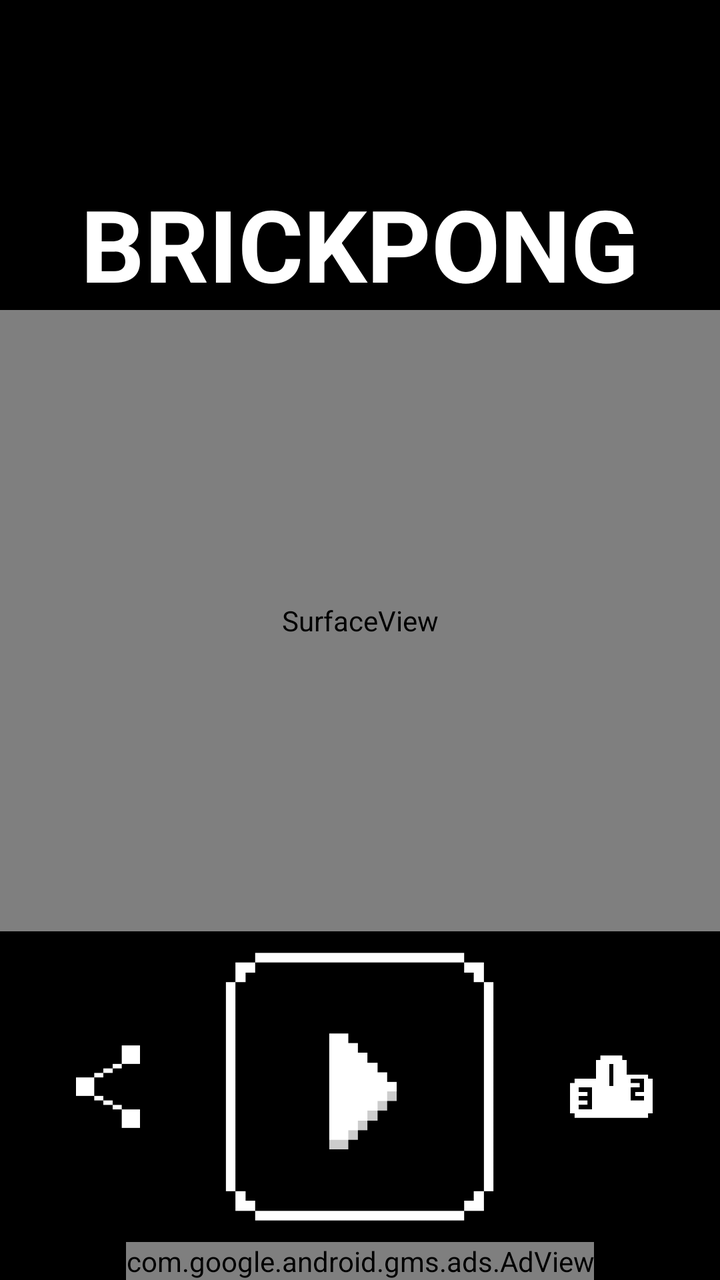
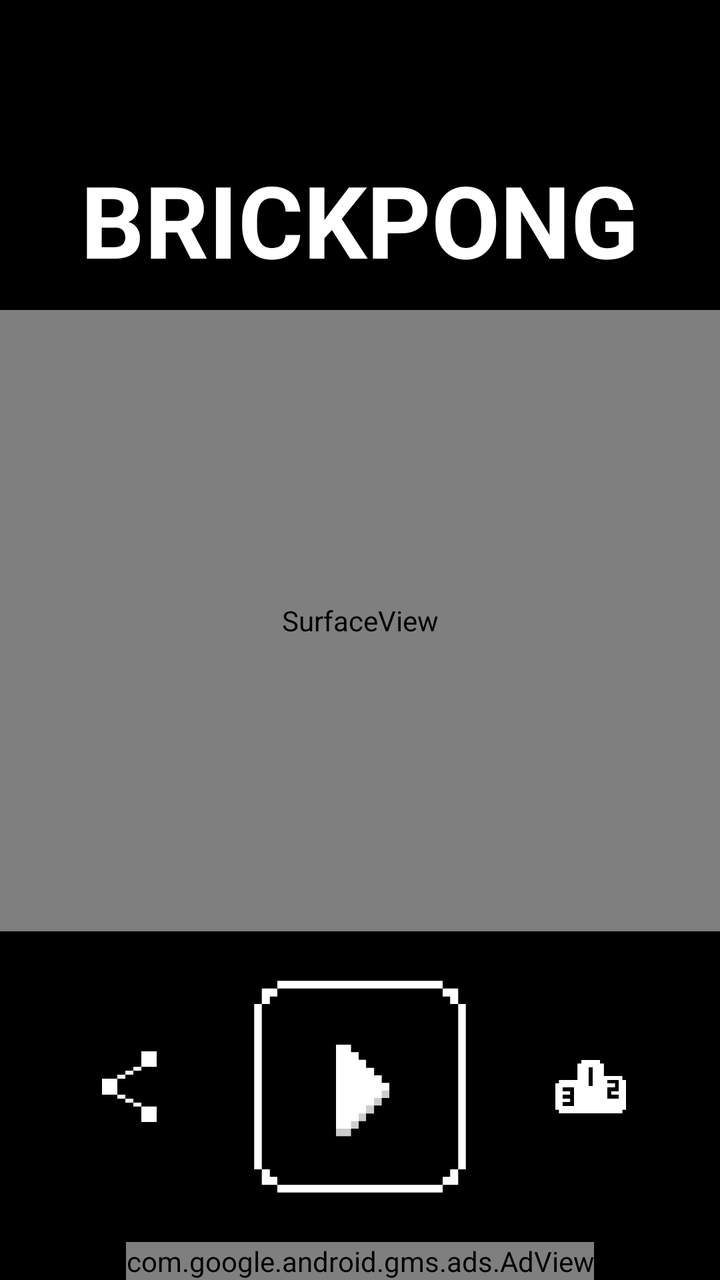

Compare the two renders of this Android layout. The source of the first and the diff that turns it into the second are given below.
<!-- AndroidManifest.xml: application theme AppTheme -->
<!-- res/layout/activity_main.xml -->
<?xml version="1.0" encoding="utf-8"?>
<RelativeLayout xmlns:android="http://schemas.android.com/apk/res/android"
    xmlns:tools="http://schemas.android.com/tools"
    xmlns:ads="http://schemas.android.com/apk/res-auto"

    android:layout_width="match_parent"
    android:layout_height="match_parent"

    android:id="@+id/main_relative"
    tools:context=".MainActivity"
    android:orientation="vertical"
    android:gravity="center"
    android:background="@android:color/black">

    <RelativeLayout

        android:layout_width="match_parent"
        android:layout_height="match_parent"

        android:layout_above="@+id/adView">

        <LinearLayout
            android:layout_width="match_parent"
            android:layout_height="match_parent"
            android:orientation="vertical"
            android:gravity="center"
            android:weightSum="4">

            <RelativeLayout
                android:layout_width="match_parent"
                android:layout_height="0dp"
                android:layout_weight="1">

                <TextView
                    android:id="@+id/app_name"
                    android:visibility="visible"
                    android:layout_width="wrap_content"
                    android:layout_height="wrap_content"
                    android:text="@string/app_name"
                    android:textColor="@android:color/white"
                    android:textSize="50dp"
                    android:textStyle="bold"
                    android:layout_alignParentBottom="true"
                    android:layout_centerHorizontal="true" />

                <LinearLayout
                    android:id="@+id/btn_pause"
                    android:visibility="invisible"
                    android:layout_width="wrap_content"
                    android:layout_height="wrap_content"
                    android:layout_alignParentBottom="true"
                    android:layout_alignParentRight="true"
                    android:layout_alignParentEnd="true">

                    <ImageView
                        android:layout_width="50dp"
                        android:layout_height="50dp"
                        android:src="@drawable/pause"/>

                </LinearLayout>

            </RelativeLayout>

            <RelativeLayout
                android:layout_weight="2"
                android:layout_width="match_parent"
                android:layout_height="0dp">

                <SurfaceView
                    android:id="@+id/gameView"
                    android:layout_width="match_parent"
                    android:layout_height="match_parent"/>

                <LinearLayout
                    android:id="@+id/lyt_points"
                    android:layout_width="match_parent"
                    android:layout_height="match_parent"
                    android:gravity="center"
                    android:visibility="invisible">

                    <TextView
                        android:id="@+id/points"
                        android:layout_width="wrap_content"
                        android:layout_height="wrap_content"
                        android:text="0"
                        android:textSize="50dp"
                        android:textStyle="bold"
                        android:layout_centerHorizontal="true"
                        android:layout_centerVertical="true"
                        android:textColor="@android:color/white" />

                </LinearLayout>


                

            </RelativeLayout>

            <RelativeLayout
                android:layout_width="match_parent"
                android:layout_height="0dp"
                android:layout_weight="1">

                <LinearLayout
                    android:id="@+id/lyt_menu"
                    android:layout_width="match_parent"
                    android:layout_height="match_parent"
                    android:orientation="horizontal"
                    android:gravity="center"
                    android:weightSum="10">

                    <LinearLayout
                        android:id="@+id/share"
                        android:clickable="true"
                        android:layout_margin="1dp"
                        android:layout_width="0dp"
                        android:padding="14dp"
                        android:layout_weight="2"
                        android:layout_height="wrap_content"
                        android:gravity="center">

                        <ImageView
                            android:layout_width="match_parent"
                            android:layout_height="match_parent"
                            android:src="@drawable/share"/>

                    </LinearLayout>

                    <LinearLayout
                        android:layout_weight="5"
                        android:id="@+id/play"
                        android:clickable="true"

                        android:layout_margin="1dp"
                        android:layout_width="0dp"
                        android:padding="5dp"
                        android:layout_height="match_parent"
                        android:gravity="center"
                        android:orientation="horizontal">

                        <ImageView
                            android:layout_width="match_parent"
                            android:layout_height="match_parent"
                            android:src="@drawable/play_final"/>

                    </LinearLayout>

                    <LinearLayout
                        android:id="@+id/trophies"
                        android:clickable="true"
                        android:layout_margin="1dp"
                        android:padding="14dp"
                        android:layout_width="0dp"
                        android:layout_weight="2"
                        android:layout_height="wrap_content"
                        android:gravity="center">

                        <ImageView
                            android:layout_width="match_parent"
                            android:layout_height="match_parent"
                            android:src="@drawable/leatherboard"/>

                    </LinearLayout>

                </LinearLayout>

                <LinearLayout
                    android:id="@+id/lyt_game"
                    android:layout_width="match_parent"
                    android:layout_height="match_parent"
                    android:orientation="horizontal"
                    android:gravity="center"
                    android:visibility="invisible"
                    android:weightSum="5">

                    <LinearLayout
                        android:id="@+id/left_arrow"

                        android:layout_width="0dp"
                        android:layout_weight="2"
                        android:layout_height="match_parent"
                        android:gravity="center"
                        android:clickable="true"
                        android:layout_margin="1dp"
                        android:padding="10dp"
                        android:orientation="horizontal">

                        <ImageView
                            android:layout_width="match_parent"
                            android:layout_height="match_parent"
                            android:src="@drawable/arrow_left"/>

                    </LinearLayout>

                    <LinearLayout
                        android:id="@+id/right_arrow"

                        android:layout_width="0dp"
                        android:layout_weight="2"
                        android:layout_height="match_parent"
                        android:gravity="center"
                        android:layout_margin="1dp"
                        android:padding="10dp"
                        android:clickable="true"
                        android:orientation="horizontal">

                        <ImageView
                            android:layout_width="match_parent"
                            android:layout_height="match_parent"
                            android:src="@drawable/arrow_right"/>

                    </LinearLayout>

                </LinearLayout>

            </RelativeLayout>

        </LinearLayout>

    </RelativeLayout>



    <com.google.android.gms.ads.AdView
        android:id="@+id/adView"
        android:layout_centerHorizontal="true"
        android:layout_alignParentBottom="true"
        android:layout_width="wrap_content"
        android:layout_height="wrap_content"
        ads:adSize="BANNER"

        ads:adUnitId="@string/main_banner_id">
    </com.google.android.gms.ads.AdView>

</RelativeLayout>
<!-- resources referenced by this layout -->
<resources>
  <!-- drawable arrow_left: png bitmap (drawable, 8091 bytes) -->
  <!-- drawable arrow_right: png bitmap (drawable, 8079 bytes) -->
  <!-- drawable leatherboard: png bitmap (drawable, 3489 bytes) -->
  <!-- drawable pause: png bitmap (drawable, 2493 bytes) -->
  <!-- drawable play_final: png bitmap (drawable, 8595 bytes) -->
  <!-- drawable share: png bitmap (drawable, 8052 bytes) -->
  <string name="app_name">BRICKPONG</string>
  <string name="main_banner_id">ca-app-pub-4001297408363108/5270109072</string>
  <style name="AppTheme" parent="Theme.AppCompat.Light.DarkActionBar">
          
          <item name="colorPrimary">@color/colorPrimary</item>
          <item name="colorPrimaryDark">@color/colorPrimaryDark</item>
          <item name="colorAccent">@color/colorAccent</item>
      </style>
  <color name="colorPrimary">#000000</color>
  <color name="colorPrimaryDark">#000000</color>
  <color name="colorAccent">#000000</color>
</resources>

<!-- the commit's change to res/layout/activity_main.xml (unified diff, before → after) -->
@@ -32,14 +32,14 @@
                 android:layout_weight="1">
 
                 <TextView
-                    android:id="@+id/app_name"
-                    android:visibility="visible"
+                    android:id="@+id/title"
                     android:layout_width="wrap_content"
                     android:layout_height="wrap_content"
                     android:text="@string/app_name"
                     android:textColor="@android:color/white"
                     android:textSize="50dp"
                     android:textStyle="bold"
+                    android:layout_marginBottom="12dp"
                     android:layout_alignParentBottom="true"
                     android:layout_centerHorizontal="true" />
 
@@ -48,6 +48,9 @@
                     android:visibility="invisible"
                     android:layout_width="wrap_content"
                     android:layout_height="wrap_content"
+
+                    android:layout_marginBottom="12dp"
+                    android:layout_marginRight="12dp"
                     android:layout_alignParentBottom="true"
                     android:layout_alignParentRight="true"
                     android:layout_alignParentEnd="true">
@@ -72,25 +75,67 @@
                     android:layout_height="match_parent"/>
 
                 <LinearLayout
-                    android:id="@+id/lyt_points"
-                    android:layout_width="match_parent"
-                    android:layout_height="match_parent"
+                    android:id="@+id/score_layout"
+                    android:layout_width="match_parent"
+                    android:layout_height="wrap_content"
                     android:gravity="center"
-                    android:visibility="invisible">
-
-                    <TextView
-                        android:id="@+id/points"
+                    android:visibility="invisible"
+                    android:orientation="horizontal"
+                    android:layout_centerVertical="true"
+                    android:layout_alignParentLeft="true"
+                    android:layout_alignParentStart="true">
+
+                    <LinearLayout
                         android:layout_width="wrap_content"
                         android:layout_height="wrap_content"
-                        android:text="0"
-                        android:textSize="50dp"
-                        android:textStyle="bold"
-                        android:layout_centerHorizontal="true"
-                        android:layout_centerVertical="true"
-                        android:textColor="@android:color/white" />
-
-                </LinearLayout>
-
+                        android:orientation="vertical"
+                        android:gravity="center"
+                        android:paddingRight="10dp">
+
+                        <TextView
+                            android:id="@+id/score_label"
+                            android:layout_width="wrap_content"
+                            android:layout_height="wrap_content"
+                            android:text="SCORE"
+                            android:textSize="30dp"
+                            android:textColor="@android:color/white" />
+
+                        <TextView
+                            android:id="@+id/score"
+                            android:layout_width="wrap_content"
+                            android:layout_height="wrap_content"
+                            android:text="65"
+                            android:textSize="45dp"
+                            android:textColor="@android:color/white"/>
+
+                    </LinearLayout>
+
+                    <LinearLayout
+                        android:layout_width="wrap_content"
+                        android:layout_height="wrap_content"
+                        android:orientation="vertical"
+                        android:gravity="center"
+                        android:paddingLeft="10dp">
+
+                        <TextView
+                            android:id="@+id/best_label"
+                            android:layout_width="wrap_content"
+                            android:layout_height="wrap_content"
+                            android:text="BEST"
+                            android:textSize="30dp"
+                            android:textColor="@android:color/white"/>
+
+                        <TextView
+                            android:id="@+id/best"
+                            android:layout_width="wrap_content"
+                            android:layout_height="wrap_content"
+                            android:text="81"
+                            android:textSize="45dp"
+                            android:textColor="@android:color/white"/>
+
+                    </LinearLayout>
+
+                </LinearLayout>
 
                 
 
@@ -99,7 +144,8 @@
             <RelativeLayout
                 android:layout_width="match_parent"
                 android:layout_height="0dp"
-                android:layout_weight="1">
+                android:layout_weight="1"
+                android:padding="15dp">
 
                 <LinearLayout
                     android:id="@+id/lyt_menu"
<!-- resource entries referenced after the edit -->
@@ -1,7 +1,7 @@
 <!-- resources referenced by this layout -->
 <resources>
-  <!-- drawable arrow_left: png bitmap (drawable, 8091 bytes) -->
-  <!-- drawable arrow_right: png bitmap (drawable, 8079 bytes) -->
+  <!-- drawable arrow_left: png bitmap (drawable, 8295 bytes) -->
+  <!-- drawable arrow_right: png bitmap (drawable, 7467 bytes) -->
   <!-- drawable leatherboard: png bitmap (drawable, 3489 bytes) -->
   <!-- drawable pause: png bitmap (drawable, 2493 bytes) -->
   <!-- drawable play_final: png bitmap (drawable, 8595 bytes) -->
